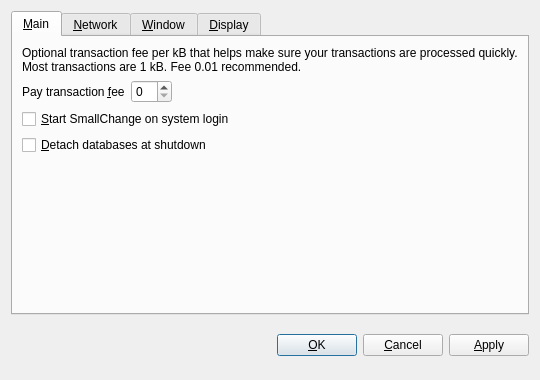
Qt form src/qt/forms/optionsdialog.ui (lilycoin/mazcoin) before a commit.
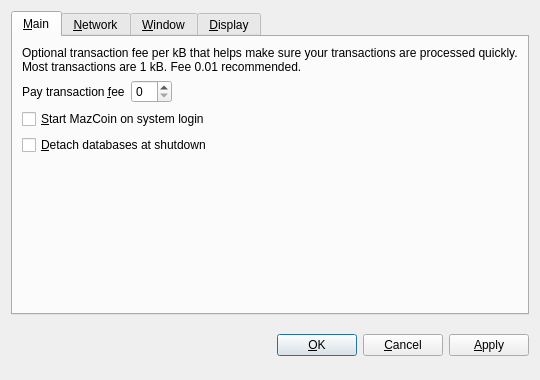
The same form after that commit. The open tabs and pages were chosen to show the change. Custom widgets are drawn as their Qt base class.

The edit to the form file:
```diff
--- a/src/qt/forms/optionsdialog.ui
+++ b/src/qt/forms/optionsdialog.ui
@@ -82,7 +82,7 @@
           <string>Automatically start SmallChange after logging in to the system.</string>
          </property>
          <property name="text">
-          <string>&amp;Start SmallChange on system login</string>
+          <string>&amp;Start MazCoin on system login</string>
          </property>
         </widget>
        </item>
```
Left out of the diff: 10 changed lines with no effect on the pictures.
